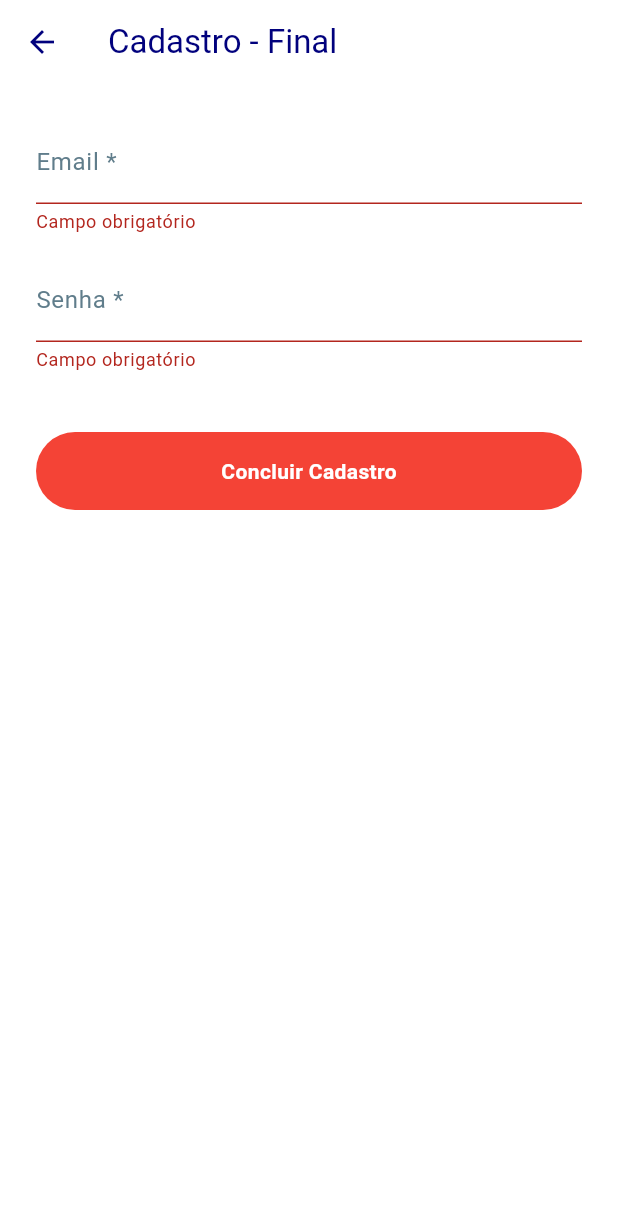
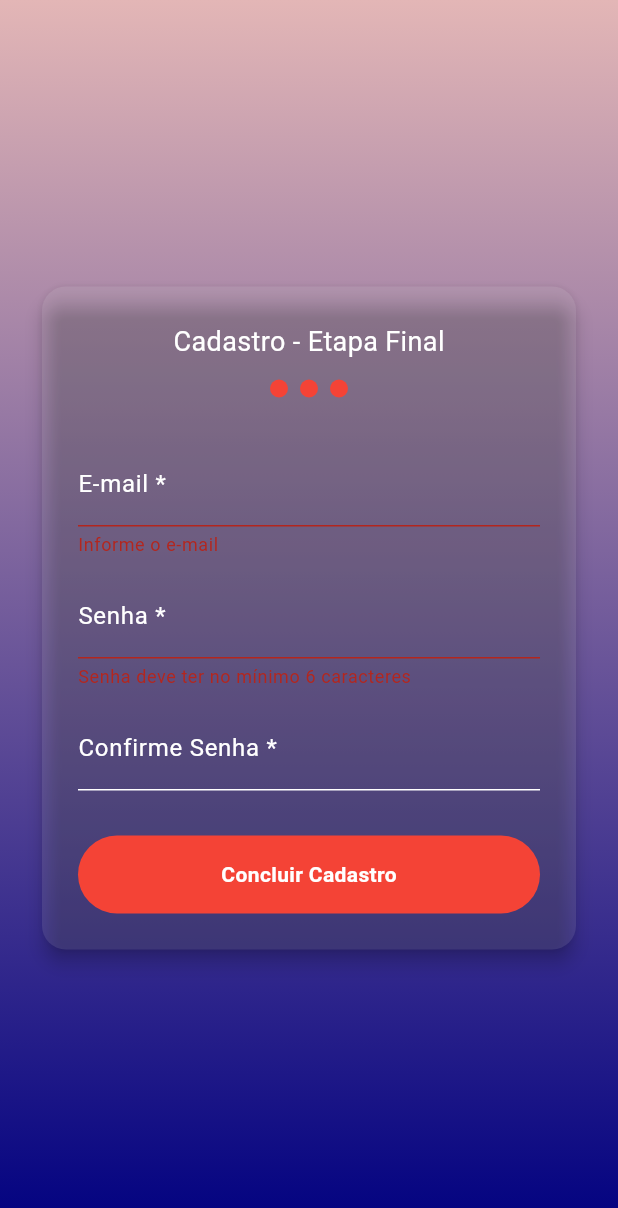
Before and after one commit to GabrielViana14/NavyMobileApp, a Flutter app: the CadastroFinalPage screen opened directly with empty values, after a tap on "Concluir Cadastro", on a phone screen of 412 x 824 dp. Shown: the top 1208 px of the screen. Run offline on Flutter 3.47's test engine with Material 3 defaults, Android fonts, the phone set to English and light mode, and no system bars; our stand-ins replace flutter_map, flutter_secure_storage, geolocator, latlong2, mask_text_input_formatter; missing offline and left inert: flutter_map_marker_popup; accounts and stored records are empty.

Commit message:
Api cadastro funcionando

```diff
--- a/lib/cadastroFinalPage.dart
+++ b/lib/cadastroFinalPage.dart
@@ -1,11 +1,11 @@
+import 'dart:convert';
 import 'package:flutter/material.dart';
 import 'package:http/http.dart' as http;
-import 'dart:convert';
 import 'cadastro_model.dart';
 
 class CadastroFinalPage extends StatefulWidget {
   final CadastroModel cadastro;
-  const CadastroFinalPage({required this.cadastro, Key? key}) : super(key: key);
+  const CadastroFinalPage({required this.cadastro, super.key});
 
   @override
   State<CadastroFinalPage> createState() => _CadastroFinalPageState();
@@ -15,45 +15,41 @@ class _CadastroFinalPageState extends State<CadastroFinalPage> {
   final _formKey = GlobalKey<FormState>();
   final _emailController = TextEditingController();
   final _senhaController = TextEditingController();
-
-  String? _validaEmail(String? value) {
-    if (value == null || value.isEmpty) return 'Campo obrigatório';
-    if (!value.contains('@')) return 'E-mail inválido';
-    return null;
-  }
-
-  String? _validaSenha(String? value) {
-    if (value == null || value.isEmpty) return 'Campo obrigatório';
-    if (value.length < 6) return 'Mínimo 6 caracteres';
-    return null;
-  }
+  final _confirmarSenhaController = TextEditingController();
+  bool _enviando = false;
 
   Future<void> _enviarCadastro() async {
-    final uri = Uri.parse('https://navy-backend.onrender.com/api/users/client');
+    if (!_formKey.currentState!.validate()) return;
 
-    final body = widget.cadastro.toJsonComEmailSenha(
-      _emailController.text,
-      _senhaController.text,
+    setState(() => _enviando = true);
+
+    final cadastro = widget.cadastro.copyWith(
+      email: _emailController.text,
+      senha: _senhaController.text,
     );
+
+    final url = Uri.parse('https://navy-backend.onrender.com/api/users/client');
 
     try {
       final response = await http.post(
-        uri,
-        body: jsonEncode(body),
+        url,
         headers: {'Content-Type': 'application/json'},
+        body: jsonEncode(cadastro.toJson()),
       );
 
       if (response.statusCode == 200 || response.statusCode == 201) {
         _mostrarPopupSucesso();
       } else {
         ScaffoldMessenger.of(context).showSnackBar(
-          SnackBar(content: Text('Erro: ${response.statusCode}\n${response.body}')),
+          SnackBar(content: Text('Erro: ${response.statusCode} - ${response.body}')),
         );
       }
     } catch (e) {
       ScaffoldMessenger.of(context).showSnackBar(
         SnackBar(content: Text('Erro de conexão: $e')),
       );
+    } finally {
+      setState(() => _enviando = false);
     }
   }
 
@@ -61,49 +57,134 @@ class _CadastroFinalPageState extends State<CadastroFinalPage> {
     showDialog(
       context: context,
       builder: (_) => AlertDialog(
-        title: Text("Cadastro concluído"),
-        content: Text("Dados enviados com sucesso!"),
-        actions: [
-          TextButton(
+        shape: RoundedRectangleBorder(borderRadius: BorderRadius.circular(16)),
+        content: Column(
+          mainAxisSize: MainAxisSize.min,
+          children: [
+            Icon(Icons.verified_rounded, color: Colors.green, size: 80),
+            SizedBox(height: 12),
+            Text(
+              "Cadastro concluído com sucesso!",
+              textAlign: TextAlign.center,
+              style: TextStyle(color: Colors.green, fontWeight: FontWeight.bold),
+            ),
+            SizedBox(height: 8),
+            Text("Em breve entraremos em contato."),
+            SizedBox(height: 4),
+            Text("Um e-mail de confirmação foi enviado para o endereço informado."),
+            SizedBox(height: 16),
+            ElevatedButton(
+              style: ElevatedButton.styleFrom(
+                backgroundColor: Colors.blue,
+                shape: StadiumBorder(),
+              ),
               onPressed: () => Navigator.of(context).popUntil((route) => route.isFirst),
-            child: Text("OK"),
+              child: Text("Voltar para home", style: TextStyle(color: Colors.white)),
             ),
           ],
         ),
+      ),
     );
+  }
+
+  Widget campo(String label, TextEditingController controller,
+      {bool obscure = false, String? Function(String?)? validator}) {
+    return Padding(
+      padding: const EdgeInsets.symmetric(vertical: 6),
+      child: TextFormField(
+        controller: controller,
+        obscureText: obscure,
+        validator: validator,
+        decoration: InputDecoration(
+          labelText: label,
+          labelStyle: TextStyle(color: Colors.white),
+          enabledBorder: UnderlineInputBorder(
+            borderSide: BorderSide(color: Colors.white),
+          ),
+        ),
+        style: TextStyle(color: Colors.white),
+      ),
+    );
+  }
+
+  String? _validarEmail(String? value) {
+    if (value == null || value.isEmpty) return 'Informe o e-mail';
+    if (!RegExp(r'^[\w\.-]+@[\w\.-]+\.\w+$').hasMatch(value)) return 'E-mail inválido';
+    return null;
+  }
+
+  String? _validarSenha(String? value) {
+    if (value == null || value.length < 6) return 'Senha deve ter no mínimo 6 caracteres';
+    return null;
+  }
+
+  String? _validarConfirmacao(String? value) {
+    if (value != _senhaController.text) return 'Senhas não conferem';
+    return null;
   }
 
   @override
   Widget build(BuildContext context) {
     return Scaffold(
-      appBar: AppBar(title: Text('Cadastro - Final')),
-      body: Center(
-        child: ConstrainedBox(
-          constraints: BoxConstraints(maxWidth: 500),
+      body: Container(
+        decoration: BoxDecoration(
+          gradient: LinearGradient(
+            colors: [Color(0xFFE3B6B6), Color(0xFF000080)],
+            begin: Alignment.topCenter,
+            end: Alignment.bottomCenter,
+          ),
+        ),
+        child: Center(
+          child: SingleChildScrollView(
+            padding: const EdgeInsets.all(24),
+            child: Card(
+              shape: RoundedRectangleBorder(borderRadius: BorderRadius.circular(16)),
+              color: Colors.white.withOpacity(0.1),
+              elevation: 5,
               child: Padding(
-            padding: const EdgeInsets.all(24.0),
+                padding: const EdgeInsets.all(24),
                 child: Form(
                   key: _formKey,
-              child: ListView(
+                  child: Column(
+                    mainAxisSize: MainAxisSize.min,
                     children: [
-                  _buildTextField(_emailController, "Email", validator: _validaEmail),
-                  _buildTextField(_senhaController, "Senha", obscure: true, validator: _validaSenha),
+                      Text('Cadastro - Etapa Final', style: TextStyle(color: Colors.white, fontSize: 18)),
+                      SizedBox(height: 12),
+                      Row(
+                        mainAxisAlignment: MainAxisAlignment.center,
+                        children: List.generate(
+                          3,
+                          (index) => Container(
+                            margin: EdgeInsets.symmetric(horizontal: 4),
+                            width: 12,
+                            height: 12,
+                            decoration: BoxDecoration(
+                              color: Colors.red,
+                              shape: BoxShape.circle,
+                            ),
+                          ),
+                        ),
+                      ),
+                      SizedBox(height: 24),
+                      campo('E-mail *', _emailController,
+                          validator: _validarEmail),
+                      campo('Senha *', _senhaController,
+                          obscure: true, validator: _validarSenha),
+                      campo('Confirme Senha *', _confirmarSenhaController,
+                          obscure: true, validator: _validarConfirmacao),
                       SizedBox(height: 24),
                       GestureDetector(
-                    onTap: () {
-                      if (_formKey.currentState!.validate()) {
-                        _enviarCadastro();
-                      }
-                    },
+                        onTap: _enviando ? null : _enviarCadastro,
                         child: Container(
+                          width: double.infinity,
                           padding: EdgeInsets.symmetric(vertical: 16),
                           decoration: BoxDecoration(
-                        color: Colors.red,
+                            color: _enviando ? Colors.grey : Colors.red,
                             borderRadius: BorderRadius.circular(30),
                           ),
                           child: Center(
                             child: Text(
-                          "Concluir Cadastro",
+                              _enviando ? 'Enviando...' : 'Concluir Cadastro',
                               style: TextStyle(color: Colors.white, fontWeight: FontWeight.bold),
                             ),
                           ),
@@ -115,27 +196,6 @@ class _CadastroFinalPageState extends State<CadastroFinalPage> {
               ),
             ),
           ),
-    );
-  }
-
-  Widget _buildTextField(
-    TextEditingController controller,
-    String label, {
-    bool obscure = false,
-    String? Function(String?)? validator,
-  }) {
-    return Padding(
-      padding: const EdgeInsets.only(bottom: 16.0),
-      child: TextFormField(
-        controller: controller,
-        obscureText: obscure,
-        validator: validator,
-        decoration: InputDecoration(
-          labelText: "$label *",
-          labelStyle: TextStyle(color: Colors.blueGrey),
-          enabledBorder: UnderlineInputBorder(
-            borderSide: BorderSide(color: Colors.indigo, width: 2),
-          ),
         ),
       ),
     );
--- a/lib/cadastro_model.dart
+++ b/lib/cadastro_model.dart
@@ -1,51 +1,88 @@
+import 'dart:convert';
+import 'package:flutter/material.dart';
+import 'package:http/http.dart' as http;
+
 class CadastroModel {
-  // Página 1
+  String email;
+  String senha;
   String nome;
+  String telefone;
+  String rg;
   String cpf;
-  String telefone;
-  String dataNascimento;
   String sexo;
-
-  // Página 2
+  String cnh;
   String cep;
   String rua;
   String numero;
-  String bairro;
+  String estado;
   String cidade;
-  String estado;
-  String? complemento;
 
   CadastroModel({
+    this.email = '',
+    this.senha = '',
     required this.nome,
+    required this.telefone,
+    required this.rg,
     required this.cpf,
-    required this.telefone,
-    required this.dataNascimento,
     required this.sexo,
+    required this.cnh,
     required this.cep,
     required this.rua,
     required this.numero,
-    required this.bairro,
+    required this.estado,
     required this.cidade,
-    required this.estado,
-    this.complemento,
   });
 
-  Map<String, dynamic> toJsonComEmailSenha(String email, String senha) {
+  CadastroModel copyWith({
+    String? email,
+    String? senha,
+    String? nome,
+    String? telefone,
+    String? rg,
+    String? cpf,
+    String? sexo,
+    String? cnh,
+    String? cep,
+    String? rua,
+    String? numero,
+    String? estado,
+    String? cidade,
+  }) {
+    return CadastroModel(
+      email: email ?? this.email,
+      senha: senha ?? this.senha,
+      nome: nome ?? this.nome,
+      telefone: telefone ?? this.telefone,
+      rg: rg ?? this.rg,
+      cpf: cpf ?? this.cpf,
+      sexo: sexo ?? this.sexo,
+      cnh: cnh ?? this.cnh,
+      cep: cep ?? this.cep,
+      rua: rua ?? this.rua,
+      numero: numero ?? this.numero,
+      estado: estado ?? this.estado,
+      cidade: cidade ?? this.cidade,
+    );
+  }
+
+  Map<String, dynamic> toJson() {
     return {
-      'nome': nome,
-      'cpf': cpf,
-      'telefone': telefone,
-      'dataNascimento': dataNascimento,
-      'sexo': sexo,
-      'cep': cep,
-      'rua': rua,
-      'numero': numero,
-      'bairro': bairro,
-      'cidade': cidade,
-      'estado': estado,
-      'complemento': complemento ?? '',
-      'email': email,
-      'senha': senha,
+      "email": email,
+      "password": senha,
+      "name": nome,
+      "phone": telefone,
+      "rg": rg,
+      "cpf": cpf,
+      "gender": sexo.toLowerCase(),
+      "cep": cep,
+      "rua": rua,
+      "numero": numero,
+      "cnh": cnh,
+      "logradouro": rua,
+      "estado": estado.toUpperCase(),
+      "municipio": cidade,
+      "latitude": 0,
+      "longitude": 0,
     };
   }
 }
```
Also changed, not shown: lib/cadastroPage.dart (+75 -56 lines), lib/enderecoPage.dart (+51 -58 lines). Lines whose indentation alone changed are shown as unchanged.
